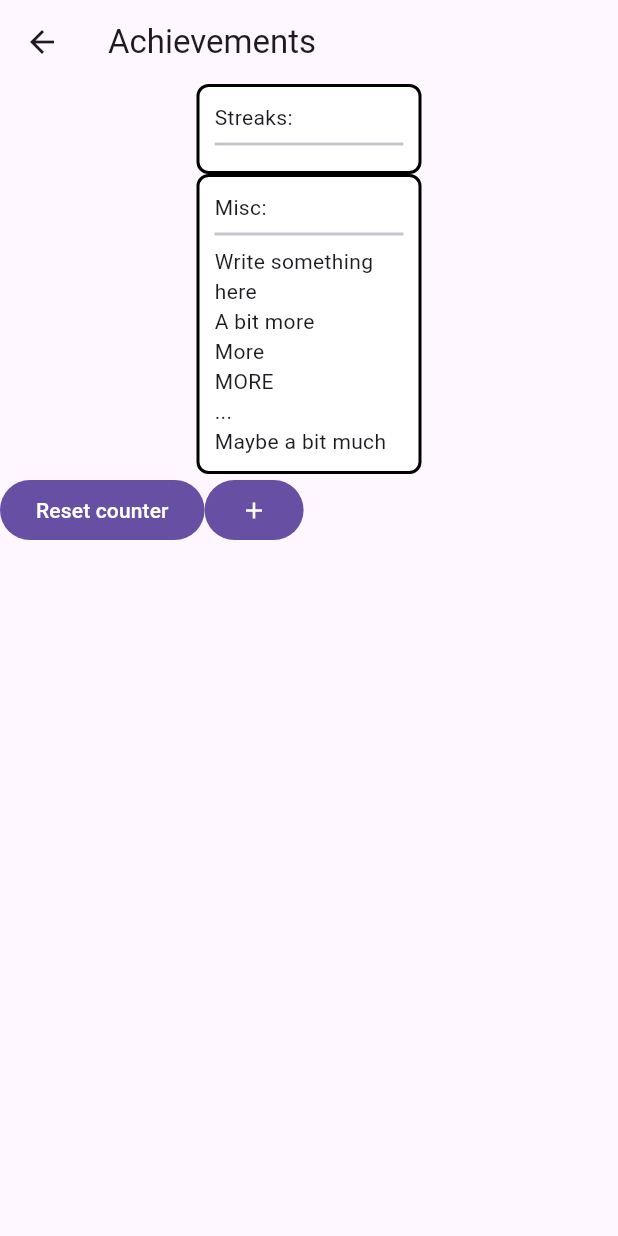
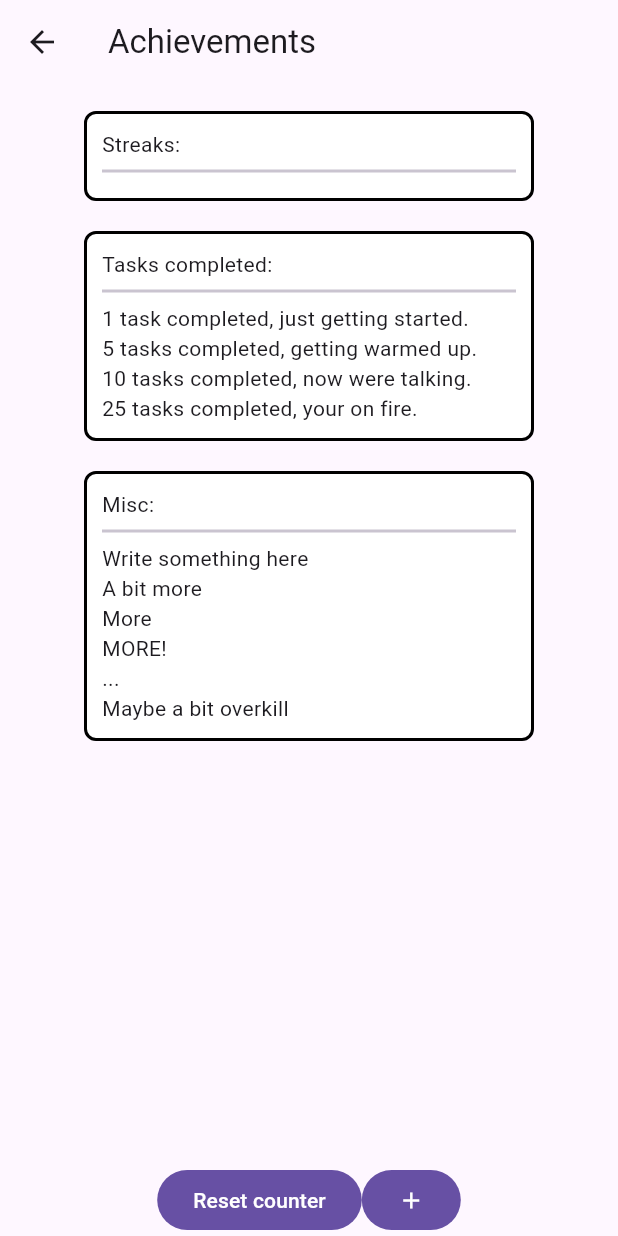
Before and after one commit to Klint02/P8-Pomodoro, a Flutter app: the AchievementsTab screen opened directly, on a phone screen of 412 x 824 dp. Run offline on Flutter 3.47's test engine with Material 3 defaults, Android fonts, the phone set to English and light mode, and no system bars.

Commit message:
Implemented listview + refactoring

```diff
--- a/App/lib/Achievements.dart
+++ b/App/lib/Achievements.dart
@@ -1,10 +1,7 @@
 import 'package:flutter/material.dart';
 
 class AchievementsTab extends StatefulWidget {
-  // const AchievementsTab({super.key, required this.title});
   const AchievementsTab({super.key});
-
-  // final String title;
 
   @override
   State<AchievementsTab> createState() => _AchievementsTabState();
@@ -32,14 +29,21 @@ class _AchievementsTabState extends State<AchievementsTab> {
   Widget build(BuildContext context) {
     return Scaffold(
       appBar: AppBar(
-        // backgroundColor: Theme.of(context).colorScheme.inversePrimary,
         title: Text('Achievements'),
       ),
-      body: Column( children: [Center(
-        child: Column(children: <Widget>[Container(
-          width: 150,
-          // height: 200,
-          // margin: EdgeInsets.all(80),
+
+      body: Column(
+        children: [
+          Expanded(
+            child: ListView(
+              padding: const EdgeInsets.all(8),
+              children: <Widget>[
+                Column(
+                  crossAxisAlignment: CrossAxisAlignment.center,
+                  children: <Widget>[
+                    Container(
+                      width: 300,
+                      margin: EdgeInsets.all(10),
                       padding: EdgeInsets.all(10),
                       decoration: BoxDecoration(
                         color: Colors.white,
@@ -62,9 +66,8 @@ class _AchievementsTabState extends State<AchievementsTab> {
                       ),
                     ),
                     Container(
-          width: 150,
-          // height: 200,
-          // margin: EdgeInsets.all(80),
+                      width: 300,
+                      margin: EdgeInsets.all(10),
                       padding: EdgeInsets.all(10),
                       decoration: BoxDecoration(
                         color: Colors.white,
@@ -75,35 +78,65 @@ class _AchievementsTabState extends State<AchievementsTab> {
                         crossAxisAlignment: CrossAxisAlignment.start,
                         mainAxisAlignment: MainAxisAlignment.start,
                         children: <Widget>[
-              // const Text('You have pushed the button this many times:'),
-              // Text(
-              //   '$_counter',
-              //   style: Theme.of(context).textTheme.headlineMedium,
-              // ),
+                          const Text('Tasks completed:'),
+                          const Divider(thickness: 2),
+                          Text('1 task completed, just getting started.'),
+                          Text('5 tasks completed, getting warmed up.'),
+                          Text('10 tasks completed, now were talking.'),
+                          Text('25 tasks completed, your on fire.'),
+                        ],
+                      ),
+                    ),
+                    Container(
+                      width: 300,
+                      margin: EdgeInsets.all(10),
+                      padding: EdgeInsets.all(10),
+                      decoration: BoxDecoration(
+                        color: Colors.white,
+                        border: Border.all(color: Colors.black, width: 2),
+                        borderRadius: BorderRadius.circular(8),
+                      ),
+                      child: Column(
+                        crossAxisAlignment: CrossAxisAlignment.start,
+                        mainAxisAlignment: MainAxisAlignment.start,
+                        children: <Widget>[
                           const Text('Misc:'),
                           const Divider(thickness: 2),
                           Text('Write something here'),
                           Text('A bit more'),
                           Text('More'),
-              Text('MORE'),
+                          Text('MORE!'),
                           Text('...'),
-              Text('Maybe a bit much'),
+                          Text('Maybe a bit overkill'),
                         ],
                       ),
-        ),],
-      ),),
+                    ),
+                  ],
+                ),
+              ],
+            ),
+          ),
+
           Row(
+            mainAxisAlignment: MainAxisAlignment.center,
+            crossAxisAlignment: CrossAxisAlignment.end,
             children: [
               FilledButton(
                 onPressed: () {_counter = 0;},
                 child: const Text('Reset counter'),
               ),
+
               FilledButton(
-          onPressed: () {_incrementCounter();_addAchievement();},
+                onPressed: () {
+                  _incrementCounter();
+                  _addAchievement();
+                },
                 child: const Icon(Icons.add),
-        ),],
               ),
-      ],),
+            ],
+          )
+        ],
+      ),
     );
   }
 }
```
Lines whose indentation alone changed are shown as unchanged.
